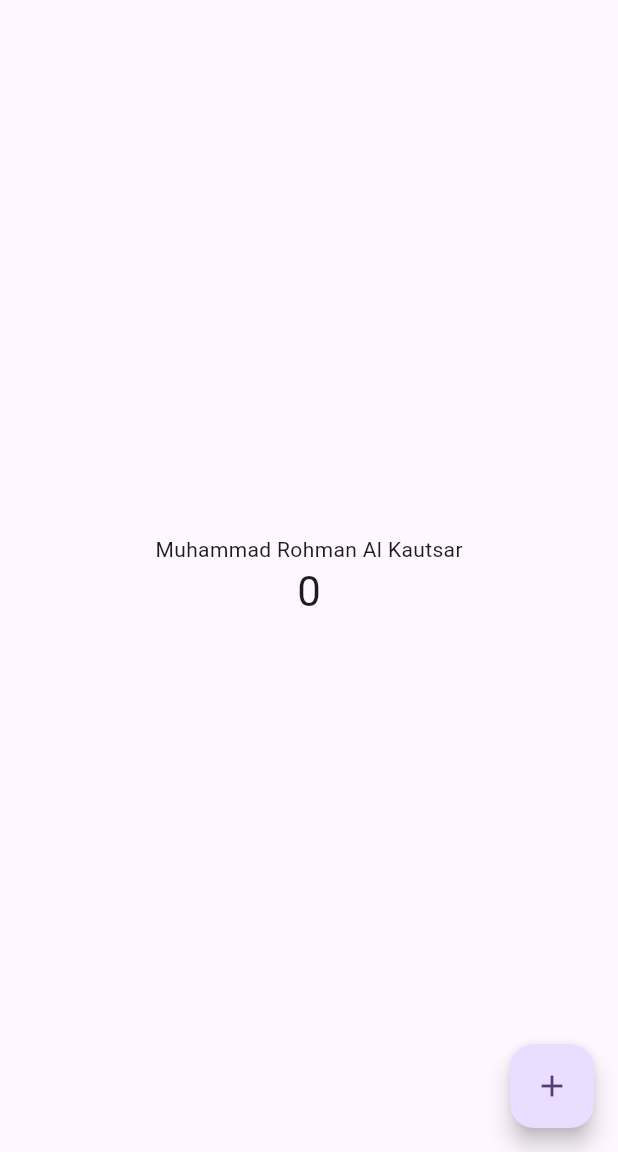
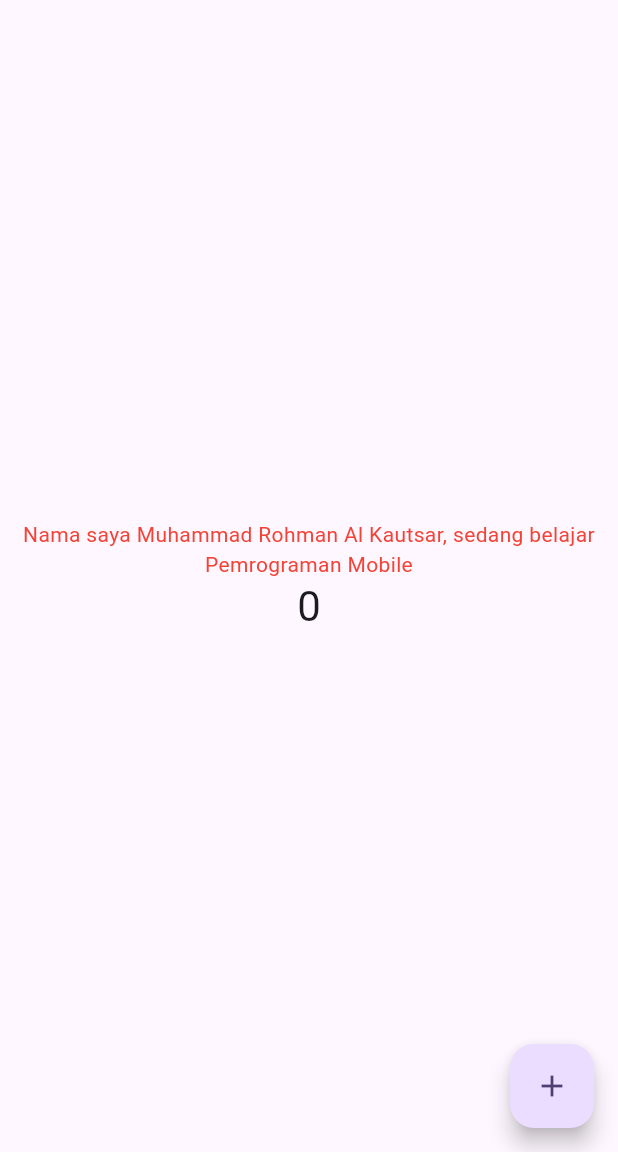
Before and after one commit to rohmanalka/flutter-fundamental-part1, a Flutter app: the screen it shows after launch, on a phone screen of 412 x 824 dp, the part 84-1236 px from its top. Run offline on Flutter 3.47's test engine with Material 3 defaults, Android fonts, the phone set to English and light mode, and no system bars.

Commit message:
feat: add text_widget.dart to display fullname

```diff
--- /dev/null
+++ b/lib/basic_widgets/text_widget.dart
@@ -0,0 +1,14 @@
+import 'package:flutter/material.dart';
+
+class MyTextWidget extends StatelessWidget {
+  const MyTextWidget({Key? key}) : super(key: key);
+
+  @override
+  Widget build(BuildContext context) {
+    return const Text(
+      "Nama saya Muhammad Rohman Al Kautsar, sedang belajar Pemrograman Mobile",
+      style: TextStyle(color: Colors.red, fontSize: 14),
+      textAlign: TextAlign.center,
+    );
+  }
+}
--- a/lib/main.dart
+++ b/lib/main.dart
@@ -1,4 +1,6 @@
 import 'package:flutter/material.dart';
+import 'package:hello_world/basic_widgets/image_widget.dart';
+import 'package:hello_world/basic_widgets/text_widget.dart';
 
 void main() {
   runApp(const MyApp());
@@ -104,7 +106,7 @@ class _MyHomePageState extends State<MyHomePage> {
           // wireframe for each widget.
           mainAxisAlignment: MainAxisAlignment.center,
           children: <Widget>[
-            const Text('Muhammad Rohman Al Kautsar'),
+            const MyTextWidget(),
             Text(
               '$_counter',
               style: Theme.of(context).textTheme.headlineMedium,
```
